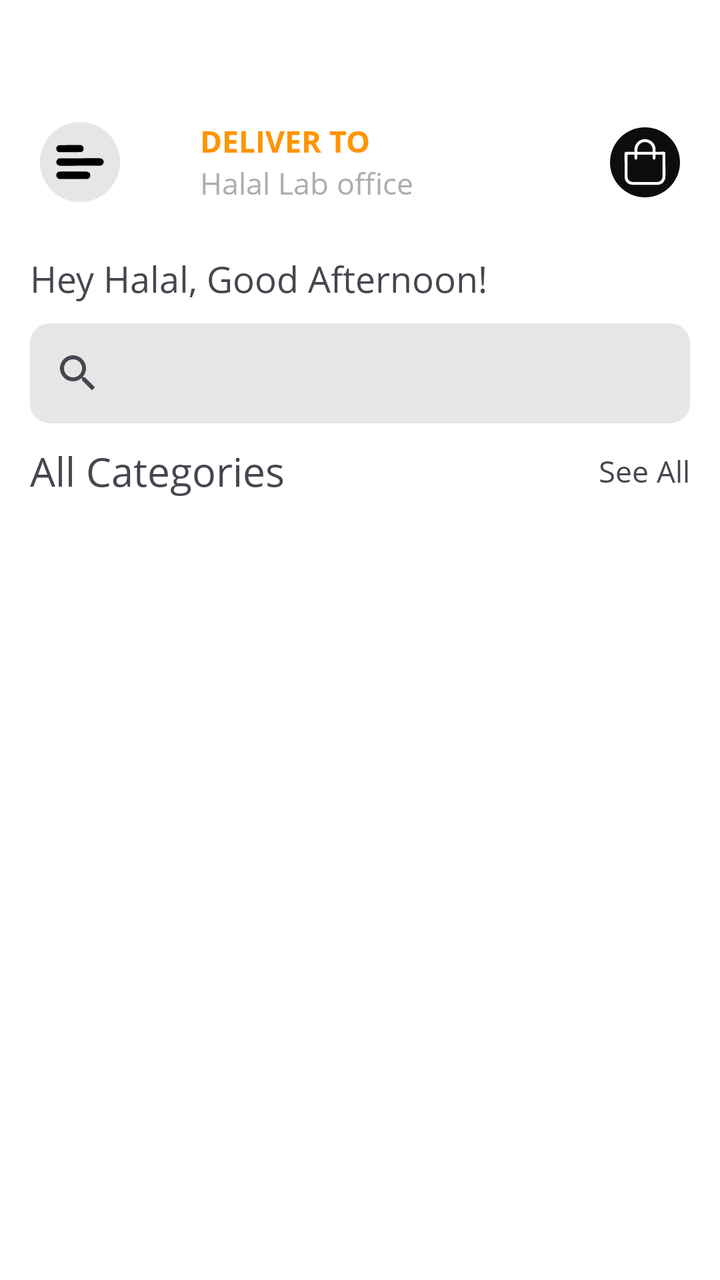
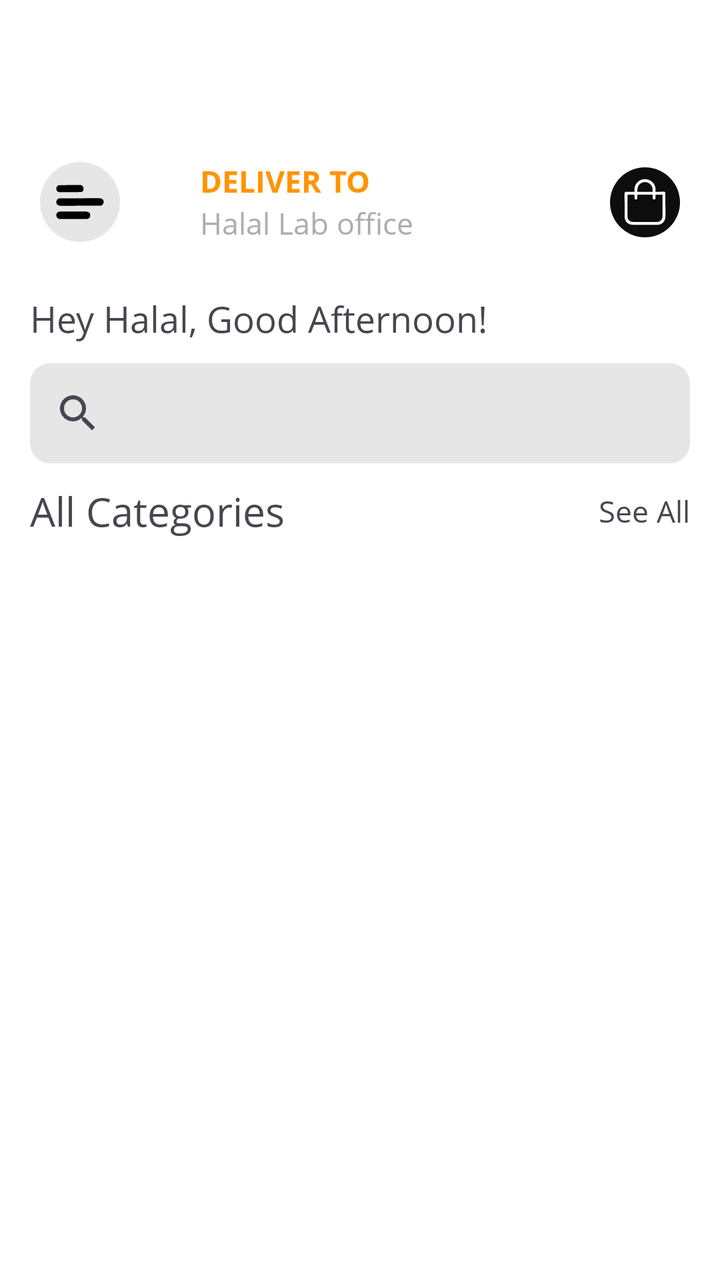

An Android layout rendered at two revisions. The XML below is the earlier revision; the diff shows what the commit changed to produce the second picture.
<!-- AndroidManifest.xml: application theme Base.Theme.FoodD -->
<!-- res/layout/home_layout.xml -->
<?xml version="1.0" encoding="utf-8"?>
<androidx.constraintlayout.widget.ConstraintLayout xmlns:android="http://schemas.android.com/apk/res/android"
    xmlns:app="http://schemas.android.com/apk/res-auto"
    xmlns:tools="http://schemas.android.com/tools"
    android:id="@+id/home_root_layout"
    android:layout_width="match_parent"
    android:layout_height="match_parent"
    tools:context=".HomeActivity">

    <androidx.constraintlayout.widget.ConstraintLayout
        android:id="@+id/icon_layout"
        android:layout_width="match_parent"
        android:layout_height="wrap_content"
        app:layout_constraintStart_toStartOf="parent"
        app:layout_constraintEnd_toEndOf="parent"
        app:layout_constraintTop_toTopOf="parent"
        app:layout_constraintBottom_toTopOf="@id/greeting_search_layout"
        android:layout_marginTop="@dimen/margin_top_60">

    <ImageView
        android:id="@+id/drawer_icon"
        android:layout_width="wrap_content"
        android:layout_height="wrap_content"
        android:contentDescription="@string/drawer_logo"
        app:srcCompat="@drawable/drawer"
        android:background="@drawable/light_circle_bg"
        app:layout_constraintStart_toStartOf="parent"
        app:layout_constraintTop_toTopOf="parent"
        app:layout_constraintBottom_toBottomOf="parent"
        android:layout_marginStart="@dimen/icon_margin_start"/>

        <TextView
            android:id="@+id/deliver_to_text"
            android:layout_width="wrap_content"
            android:layout_height="wrap_content"
            android:text="@string/deliver_to"
            android:fontFamily="@font/open_sans_bold"
            android:textSize="@dimen/text_size_15"
            android:textColor="@color/orange"
            app:layout_constraintTop_toTopOf="parent"
            app:layout_constraintBottom_toTopOf="@id/location_text"
            app:layout_constraintStart_toEndOf="@id/drawer_icon"
            android:layout_marginStart="@dimen/text_margin_start"/>

        <TextView
            android:id="@+id/location_text"
            android:layout_width="wrap_content"
            android:layout_height="wrap_content"
            android:layout_marginStart="@dimen/text_margin_start"
            android:fontFamily="@font/open_sans_regular"
            android:text="@string/location"
            android:textColor="@color/mid_grey"
            android:textSize="@dimen/text_size_15"
            app:layout_constraintBottom_toBottomOf="parent"
            app:layout_constraintStart_toEndOf="@id/drawer_icon"
            app:layout_constraintTop_toBottomOf="@id/deliver_to_text" />

    <ImageView
        android:id="@+id/shopping_bag_icon"
        android:layout_width="wrap_content"
        android:layout_height="wrap_content"
        android:contentDescription="@string/drawer_logo"
        app:srcCompat="@drawable/shopping_bag"
        android:background="@drawable/dark_circle_bg"
        app:layout_constraintTop_toTopOf="parent"
        app:layout_constraintBottom_toBottomOf="parent"
        app:layout_constraintEnd_toEndOf="parent"
        android:layout_marginEnd="@dimen/icon_margin_end"/>

    </androidx.constraintlayout.widget.ConstraintLayout>

    <androidx.constraintlayout.widget.ConstraintLayout
        android:id="@+id/greeting_search_layout"
        android:layout_width="match_parent"
        android:layout_height="wrap_content"
        android:padding="@dimen/layout_padding_15"
        app:layout_constraintStart_toStartOf="parent"
        app:layout_constraintEnd_toEndOf="parent"
        app:layout_constraintTop_toBottomOf="@+id/icon_layout">

        <TextView
            android:id="@+id/greeting_text"
            android:layout_width="wrap_content"
            android:layout_height="wrap_content"
            android:text="@string/greeting_text"
            android:textSize="@dimen/greeting_ts"
            android:fontFamily="@font/open_sans_regular"
            app:layout_constraintStart_toStartOf="@id/search_view"
            app:layout_constraintTop_toTopOf="parent"
            android:layout_marginTop="@dimen/margin_10"
            tools:ignore="SpUsage" />

        <androidx.appcompat.widget.SearchView
            android:id="@+id/search_view"
            android:layout_height="@dimen/search_height"
            android:layout_width="match_parent"
            app:layout_constraintStart_toStartOf="parent"
            app:layout_constraintEnd_toEndOf="parent"
            app:layout_constraintTop_toBottomOf="@id/greeting_text"
            app:layout_constraintBottom_toTopOf="@+id/category"
            android:queryHint="@string/search_bar_hint"
            android:iconifiedByDefault="false"
            android:background="@drawable/search_bar_bg"
            android:layout_marginTop="@dimen/margin_10"/>

        <TextView
            android:id="@+id/category"
            android:layout_width="wrap_content"
            android:layout_height="wrap_content"
            android:fontFamily="@font/open_sans_regular"
            android:layout_marginTop="@dimen/margin_10"
            android:text="@string/categories"
            android:textSize="@dimen/text_size_20"
            app:layout_constraintStart_toStartOf="@id/search_view"
            app:layout_constraintTop_toBottomOf="@+id/search_view" />

        <TextView
            android:id="@+id/see_all"
            android:layout_width="wrap_content"
            android:layout_height="wrap_content"
            android:text="@string/see_all"
            android:fontFamily="@font/open_sans_regular"
            android:layout_marginTop="@dimen/margin_10"
            android:textSize="@dimen/text_size_15"
            app:layout_constraintEnd_toEndOf="@id/search_view"
            app:layout_constraintTop_toBottomOf="@+id/search_view"
            app:layout_constraintBottom_toBottomOf="parent" />

    </androidx.constraintlayout.widget.ConstraintLayout>

    <androidx.recyclerview.widget.RecyclerView
        android:id="@+id/food_recycler_view"
        android:layout_width="@dimen/width_0"
        android:layout_height="@dimen/recycler_view_height"
        android:clipToPadding="false"
        android:paddingStart="@dimen/food_padding_start"
        android:paddingEnd="@dimen/food_padding_end"
        android:paddingTop="@dimen/food_padding_top"
        android:paddingBottom="@dimen/food_padding_bottom"
        android:overScrollMode="never"
        app:layout_constraintTop_toBottomOf="@id/greeting_search_layout"
        app:layout_constraintBottom_toTopOf="@id/restaurant_recycler_view"
        app:layout_constraintStart_toStartOf="parent"
        app:layout_constraintEnd_toEndOf="parent" />

    <androidx.recyclerview.widget.RecyclerView
        android:id="@+id/restaurant_recycler_view"
        android:layout_width="@dimen/width_0"
        android:layout_height="@dimen/recycler_food_height"
        android:clipToPadding="false"
        android:paddingStart="@dimen/restaurant_padding_start"
        android:paddingEnd="@dimen/restaurant_padding_end"
        android:paddingTop="@dimen/restaurant_padding_top"
        android:paddingBottom="@dimen/restaurant_padding_bottom"
        android:overScrollMode="never"
        android:scrollbars="vertical"
        app:layout_constraintTop_toBottomOf="@id/food_recycler_view"
        app:layout_constraintBottom_toBottomOf="parent"
        app:layout_constraintStart_toStartOf="parent"
        app:layout_constraintEnd_toEndOf="parent"/>

</androidx.constraintlayout.widget.ConstraintLayout>
<!-- resources referenced by this layout -->
<resources>
  <color name="mid_grey">#ADADAD</color>
  <color name="orange">#FF9400</color>
  <dimen name="food_padding_bottom">15dp</dimen>
  <dimen name="food_padding_end">15dp</dimen>
  <dimen name="food_padding_start">20dp</dimen>
  <dimen name="food_padding_top">20dp</dimen>
  <dimen name="greeting_ts">18sp</dimen>
  <dimen name="icon_margin_end">20dp</dimen>
  <dimen name="icon_margin_start">20dp</dimen>
  <dimen name="layout_padding_15">15dp</dimen>
  <dimen name="margin_10">10dp</dimen>
  <dimen name="margin_top_60">60dp</dimen>
  <dimen name="recycler_food_height">0dp</dimen>
  <dimen name="recycler_view_height">85dp</dimen>
  <dimen name="restaurant_padding_bottom">20dp</dimen>
  <dimen name="restaurant_padding_end">20dp</dimen>
  <dimen name="restaurant_padding_start">20dp</dimen>
  <dimen name="restaurant_padding_top">15dp</dimen>
  <dimen name="search_height">50dp</dimen>
  <dimen name="text_margin_start">40dp</dimen>
  <dimen name="text_size_15">15sp</dimen>
  <dimen name="text_size_20">20sp</dimen>
  <dimen name="width_0">0dp</dimen>
  <!-- drawable dark_circle_bg (drawable) -->
  <?xml version="1.0" encoding="utf-8"?>
  <shape xmlns:android="http://schemas.android.com/apk/res/android">
      <size android:height="35dp" android:width="35dp"/>
      <solid android:color="@color/dark_grey"/>
      <corners android:radius="45dp"/>
  </shape>
  <!-- drawable drawer: vector/xml drawable (drawable, 3367 chars, omitted) -->
  <!-- drawable light_circle_bg (drawable) -->
  <?xml version="1.0" encoding="utf-8"?>
  <shape xmlns:android="http://schemas.android.com/apk/res/android">
      <size android:height="35dp" android:width="35dp"/>
      <solid android:color="@color/light_grey"/>
      <corners android:radius="45dp"/>
  </shape>
  <!-- drawable search_bar_bg (drawable) -->
  <?xml version="1.0" encoding="utf-8"?>
  <shape xmlns:android="http://schemas.android.com/apk/res/android">
      <solid android:color="@color/light_grey" android:width="370dp"/>
      <corners android:radius="10dp"/>
  </shape>
  <!-- drawable shopping_bag: vector/xml drawable (drawable, 5030 chars, omitted) -->
  <string name="categories">All Categories</string>
  <string name="deliver_to">DELIVER TO</string>
  <string name="drawer_logo">Drawer logo</string>
  <string name="greeting_text">Hey Halal, Good Afternoon!</string>
  <string name="location">Halal Lab office</string>
  <string name="search_bar_hint">Search dishes, restaurants</string>
  <string name="see_all">See All</string>
  <style name="Base.Theme.FoodD" parent="Theme.Material3.DayNight.NoActionBar">
  
          <item name="colorPrimary">@color/primary</item>
  
          <item name="colorOnPrimary">@android:color/white</item>
  
          <item name="android:windowBackground">@color/background_light</item>
  
          <item name="colorSurface">@color/surface_light</item>
  
      </style>
  <color name="dark_grey">#0D0D0D</color>
  <color name="light_grey">#E6E6E6</color>
  <color name="primary">#FF7A00</color>
  <color name="background_light">#FFFFFF</color>
  <color name="surface_light">#FFF8F2</color>
</resources>

<!-- the commit's change to res/layout/home_layout.xml (unified diff, before → after) -->
@@ -15,7 +15,7 @@
         app:layout_constraintEnd_toEndOf="parent"
         app:layout_constraintTop_toTopOf="parent"
         app:layout_constraintBottom_toTopOf="@id/greeting_search_layout"
-        android:layout_marginTop="@dimen/margin_top_60">
+        android:layout_marginTop="@dimen/margin_top_80">
 
     <ImageView
         android:id="@+id/drawer_icon"
@@ -92,15 +92,15 @@
 
         <androidx.appcompat.widget.SearchView
             android:id="@+id/search_view"
+            android:layout_width="match_parent"
             android:layout_height="@dimen/search_height"
-            android:layout_width="match_parent"
+            android:queryHint="@string/search_bar_hint"
+            android:iconifiedByDefault="false"
+            android:background="@drawable/search_bar_bg"
             app:layout_constraintStart_toStartOf="parent"
             app:layout_constraintEnd_toEndOf="parent"
             app:layout_constraintTop_toBottomOf="@id/greeting_text"
-            app:layout_constraintBottom_toTopOf="@+id/category"
-            android:queryHint="@string/search_bar_hint"
-            android:iconifiedByDefault="false"
-            android:background="@drawable/search_bar_bg"
+            app:layout_constraintBottom_toTopOf="@id/category"
             android:layout_marginTop="@dimen/margin_10"/>
 
         <TextView
<!-- resource entries referenced after the edit -->
@@ -11,7 +11,7 @@
   <dimen name="icon_margin_start">20dp</dimen>
   <dimen name="layout_padding_15">15dp</dimen>
   <dimen name="margin_10">10dp</dimen>
-  <dimen name="margin_top_60">60dp</dimen>
+  <dimen name="margin_top_80">80dp</dimen>
   <dimen name="recycler_food_height">0dp</dimen>
   <dimen name="recycler_view_height">85dp</dimen>
   <dimen name="restaurant_padding_bottom">20dp</dimen>
